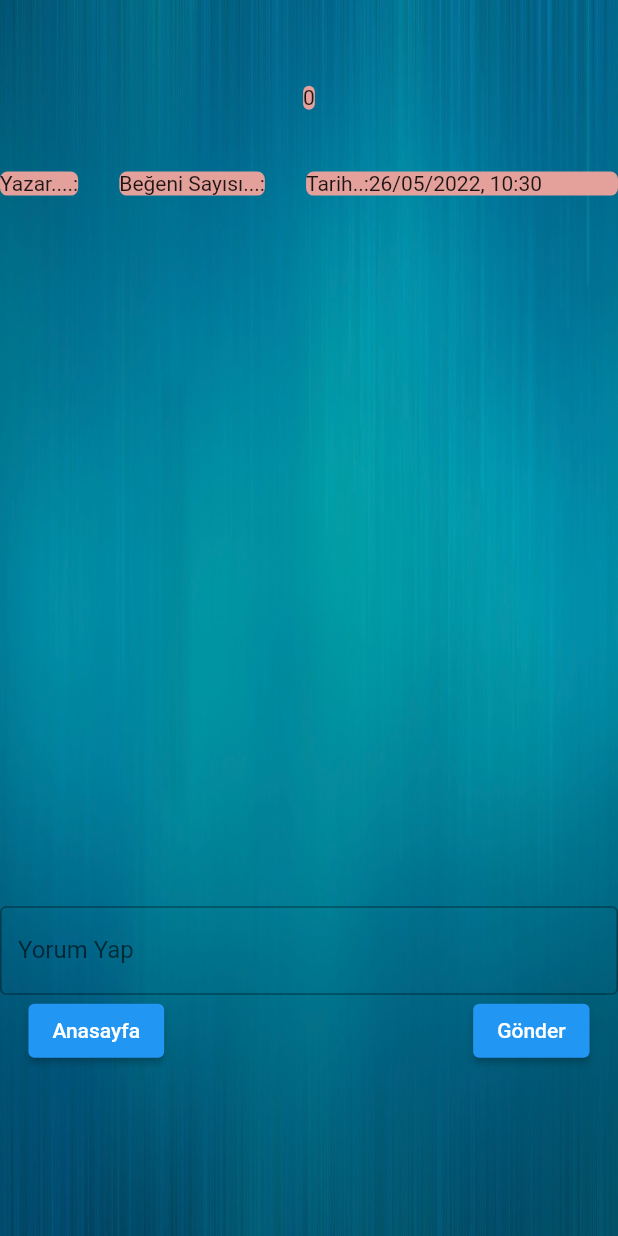
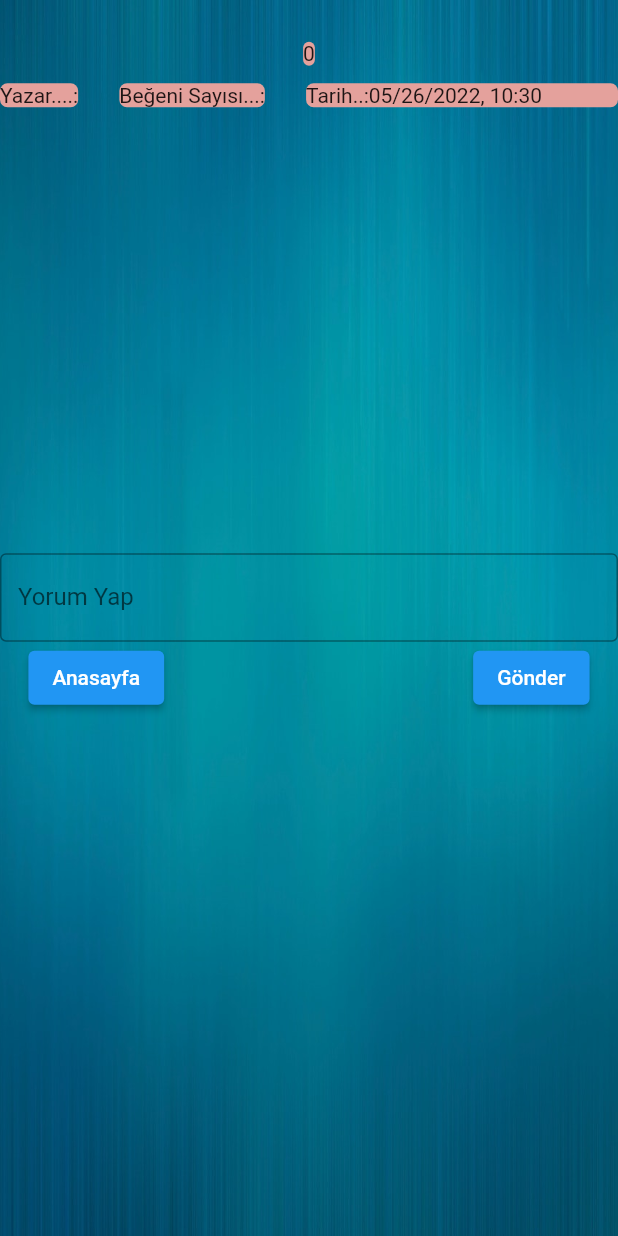
Before and after one commit to mmustafacelik/MobilYargi, a Flutter app: the SubjectScreen screen opened directly with empty values, on a phone screen of 412 x 824 dp. Run offline on Flutter 3.47's test engine with Material 2 defaults, Android fonts, the phone set to English and light mode, and no system bars; our stand-ins replace badges, bloc, cloud_firestore, curved_navigation_bar, email_validator, firebase_auth and 5 more; accounts and stored records are empty.

Commit message:
son değişiklikler

```diff
--- a/mobilyargi/lib/pages/SubjectPage/SubjectScreen.dart
+++ b/mobilyargi/lib/pages/SubjectPage/SubjectScreen.dart
@@ -61,7 +61,7 @@ class _SubjectScreenState extends State<SubjectScreen> {
 
                       DateTime dt =
                           (asyncSnapshot.data['Date'] as Timestamp).toDate();
-                      String d24 = DateFormat('dd/MM/yyyy, HH:mm').format(dt);
+                      String d24 = DateFormat('MM/dd/yyyy, HH:mm').format(dt);
                       return Expanded(
                         child: Column(
                           children: [
@@ -74,7 +74,7 @@ class _SubjectScreenState extends State<SubjectScreen> {
                               child: Text('${asyncSnapshot.data['Title']}'),
                             ),
                             SizedBox(
-                              height: MediaQuery.of(context).size.height / 20,
+                              height: MediaQuery.of(context).size.height / 70,
                             ),
                             Container(
                               decoration: const BoxDecoration(
@@ -85,7 +85,7 @@ class _SubjectScreenState extends State<SubjectScreen> {
                               child: Text('${asyncSnapshot.data['Index']}'),
                             ),
                             SizedBox(
-                              height: MediaQuery.of(context).size.height / 20,
+                              height: MediaQuery.of(context).size.height / 70,
                             ),
                             Row(
                               children: [
@@ -148,7 +148,7 @@ class _SubjectScreenState extends State<SubjectScreen> {
                                     return SizedBox(
                                       height:
                                           MediaQuery.of(context).size.height /
-                                              2,
+                                              3.5,
                                       child: SingleChildScrollView(
                                         physics: const ScrollPhysics(),
                                         child: Column(children: [
@@ -157,8 +157,6 @@ class _SubjectScreenState extends State<SubjectScreen> {
                                                 const NeverScrollableScrollPhysics(),
                                             shrinkWrap: true,
                                             itemBuilder: ((context, index) {
-                                              // for(String key in data.docs[index].data().keys)
-
                                               return Card(
                                                 color: Colors.orange.shade100,
                                                 child: Text(
@@ -180,6 +178,9 @@ class _SubjectScreenState extends State<SubjectScreen> {
                             SizedBox(
                               height: MediaQuery.of(context).size.height / 40,
                             ),
+                            Expanded(
+                              child: Column(
+                                children: [
                                   TextFormField(
                                     minLines: 1,
                                     keyboardType: TextInputType.multiline,
@@ -205,11 +206,14 @@ class _SubjectScreenState extends State<SubjectScreen> {
                                         child: const Text("Anasayfa"),
                                       ),
                                       SizedBox(
-                                  width: MediaQuery.of(context).size.width / 2,
+                                        width:
+                                            MediaQuery.of(context).size.width /
+                                                2,
                                       ),
                                       ElevatedButton(
                                         onPressed: (() async {
-                                    if (_commentcontroller.text.isNotEmpty) {
+                                          if (_commentcontroller
+                                              .text.isNotEmpty) {
                                             String nickname = await nickName();
                                             await FirebaseFirestore.instance
                                                 .collection('Subjects')
@@ -217,11 +221,17 @@ class _SubjectScreenState extends State<SubjectScreen> {
                                                 .collection("Comments")
                                                 .add({
                                               nickname: _commentcontroller.text,
-                                        "Date": DateTime.now().hour.toString() +
+                                              "Date": DateTime.now()
+                                                      .hour
+                                                      .toString() +
                                                   ":" +
-                                            DateTime.now().minute.toString() +
+                                                  DateTime.now()
+                                                      .minute
+                                                      .toString() +
                                                   ":" +
-                                            DateTime.now().second.toString(),
+                                                  DateTime.now()
+                                                      .second
+                                                      .toString(),
                                             });
                                             _commentcontroller.clear();
                                           } else {
@@ -241,6 +251,9 @@ class _SubjectScreenState extends State<SubjectScreen> {
                                   ),
                                 ],
                               ),
+                            ),
+                          ],
+                        ),
                       );
                     } else {
                       return const Text("Hata oluştu.Sonra tekrar deneyiniz.");
```
Lines whose indentation alone changed are shown as unchanged.
